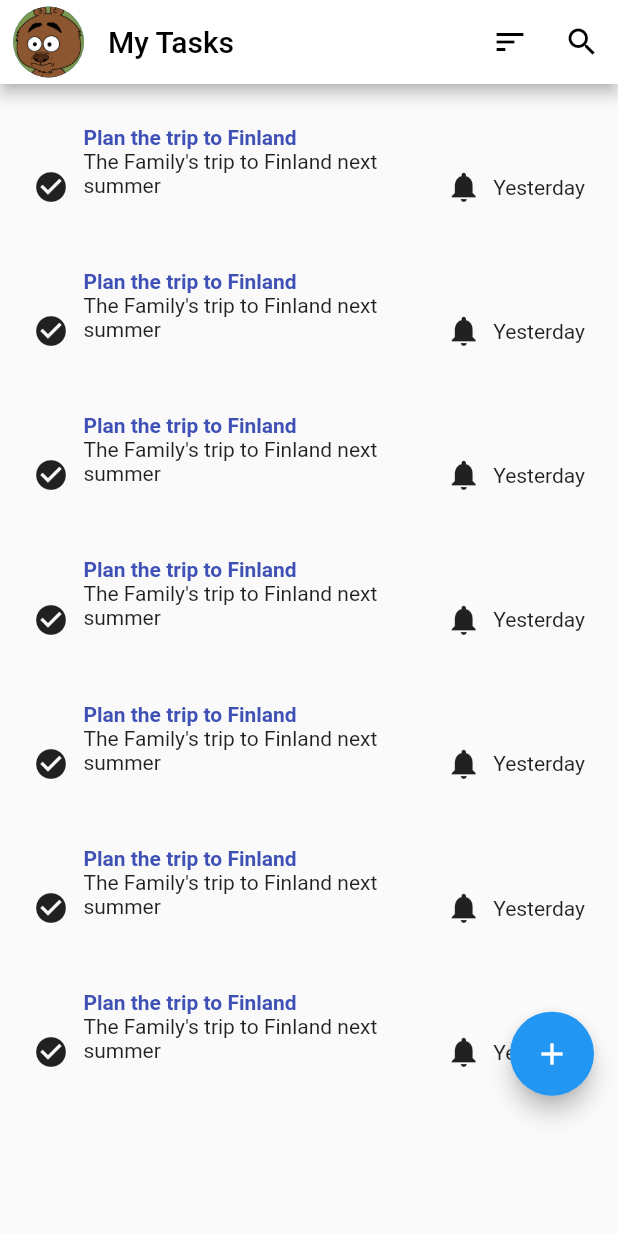
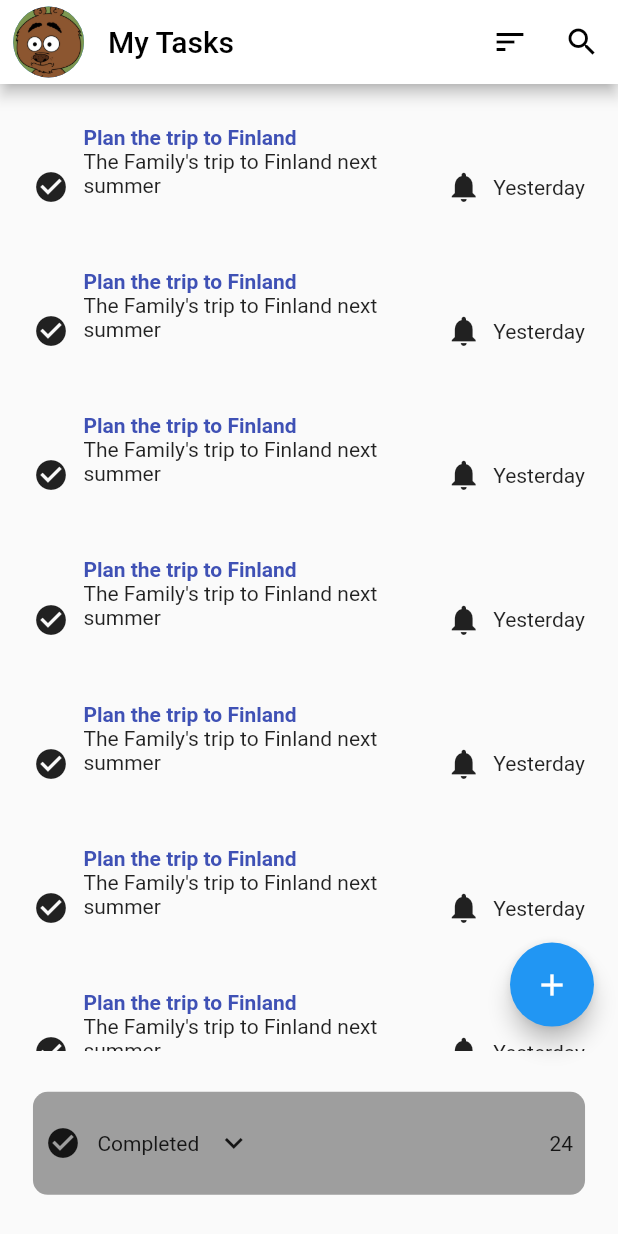
Before and after one commit to almamarie/trainees_todo_frontend, a Flutter app: the screen it shows after launch, on a phone screen of 412 x 824 dp. Run offline on Flutter 3.47's test engine with Material 2 defaults, Android fonts, the phone set to English and light mode, and no system bars; our stand-ins replace flutter_screenutil.

Commit message:
Created the buttom navigation bar and the floating action button

```diff
--- a/lib/Views/homepage.dart
+++ b/lib/Views/homepage.dart
@@ -88,9 +88,40 @@ class HomeView extends StatelessWidget {
       ),
       bottomNavigationBar: SafeArea(
         child: Padding(
-          padding: EdgeInsets.symmetric(horizontal: 8.h, vertical: 8.w),
-          child: SizedBox(
-            height: 60,
+          padding: EdgeInsets.symmetric(horizontal: 20.w, vertical: 20.h),
+          child: Container(
+            decoration: BoxDecoration(
+              color: Colors.grey,
+              borderRadius: BorderRadius.circular(9.r),
+            ),
+            height: 50.h,
+            child: Padding(
+              padding: const EdgeInsets.all(8.0),
+              child: Row(
+                mainAxisAlignment: MainAxisAlignment.spaceBetween,
+                children: [
+                  Row(
+                    mainAxisAlignment: MainAxisAlignment.spaceEvenly,
+                    children: [
+                      const Icon(
+                        Icons.check_circle,
+                      ),
+                      SizedBox(
+                        width: 10.w,
+                      ),
+                      const Text("Completed"),
+                      SizedBox(
+                        width: 10.w,
+                      ),
+                      const Icon(
+                        Icons.keyboard_arrow_down,
+                      )
+                    ],
+                  ),
+                  const Text("24")
+                ],
+              ),
+            ),
           ),
         ),
       ),
```
